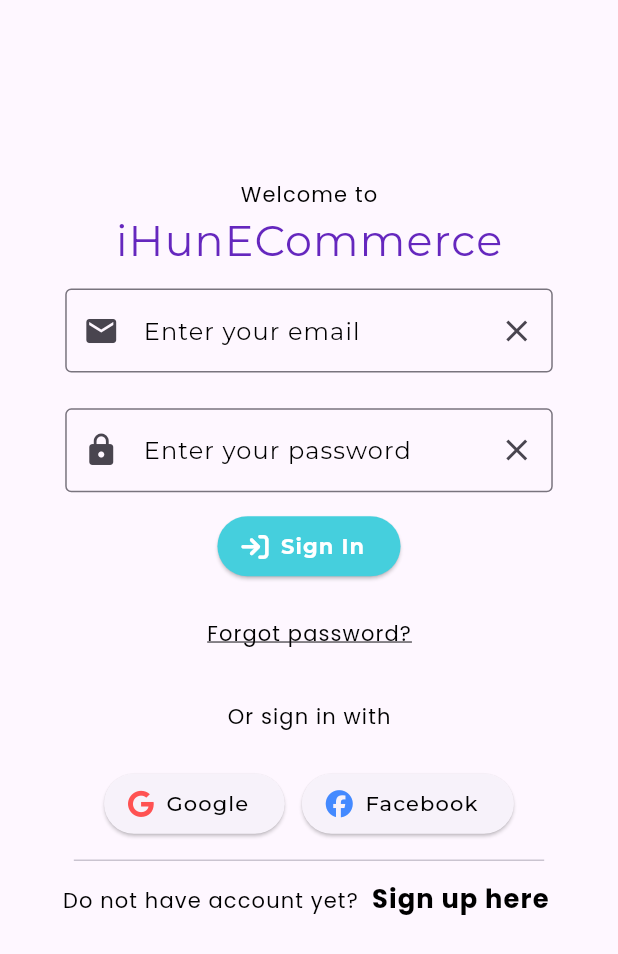
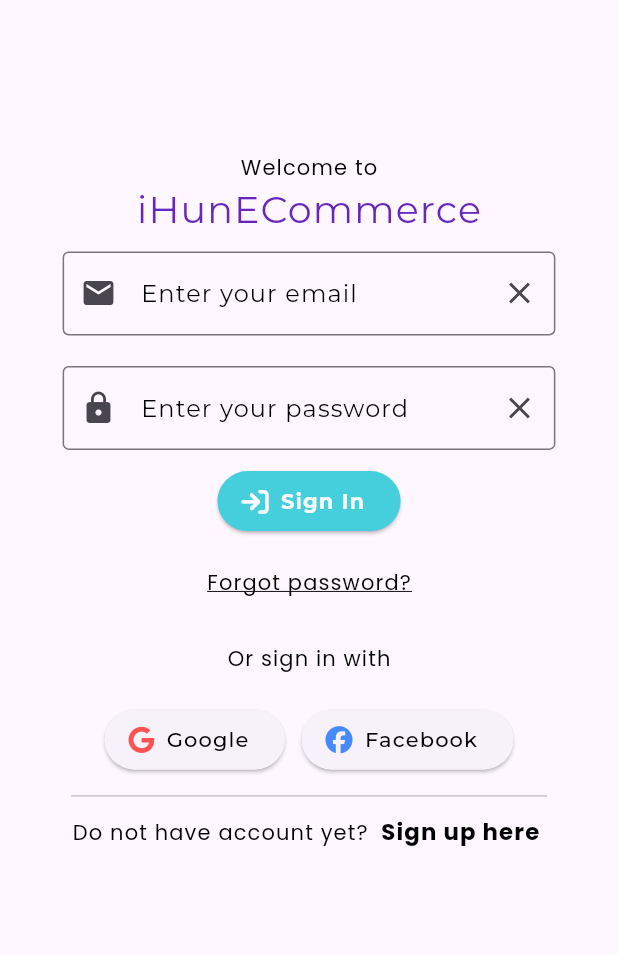
Before and after one commit to Hung6129/ihun_commerce, a Flutter app: the screen it shows after launch, on a phone screen of 412 x 824 dp. Shown: the top 954 px of the screen. Run offline on Flutter 3.47's test engine with Material 2 defaults, Android fonts, the phone set to English and light mode, and no system bars; our stand-ins replace bloc, cached_network_image, carousel_slider, dots_indicator, firebase_auth, firebase_core and 7 more; accounts and stored records are empty.

Commit message:
minor update

```diff
--- a/lib/config/components.dart
+++ b/lib/config/components.dart
@@ -15,12 +15,6 @@ const List<NavigationDestination> appBarDestinations = [
   ),
   NavigationDestination(
     tooltip: '',
-    icon: Icon(Icons.shopping_bag_outlined),
-    label: 'Cart',
-    selectedIcon: Icon(Icons.shopping_bag),
-  ),
-  NavigationDestination(
-    tooltip: '',
     icon: Icon(Icons.person_2_outlined),
     label: 'Profile',
     selectedIcon: Icon(Icons.person_2),
--- a/lib/config/palettes.dart
+++ b/lib/config/palettes.dart
@@ -4,6 +4,7 @@ class Palettes {
   /// Text color
   static const Color textWhite = Color(0xFFFFFFFF);
   static const Color textBlack = Color(0xFF000000);
+  static const Color textGrey = Color(0xFF9E9E9E);
 
   /// Main palette
   static const Color p1 = Color(0xFF6527BE);
--- a/lib/core/services/storage_services.dart
+++ b/lib/config/services/storage_services.dart
@@ -1,4 +1,4 @@
-import 'package:ihun_commerce/core/services/constant.dart';
+import 'package:ihun_commerce/config/services/constant.dart';
 import 'package:shared_preferences/shared_preferences.dart';
 
 class StorageServices {
--- /dev/null
+++ b/lib/config/services/urls.dart
@@ -0,0 +1,4 @@
+class AppUrls {
+  static const String baseUrl = "localhost:3108";
+  static const String productsUrl = "/api/products";
+}
--- a/lib/features/authenticate/authenticate_repo.dart
+++ b/lib/features/authenticate/authenticate_repo.dart
@@ -5,7 +5,7 @@ import 'package:flutter_bloc/flutter_bloc.dart';
 import 'package:google_sign_in/google_sign_in.dart';
 
 import 'package:ihun_commerce/config/palettes.dart';
-import 'package:ihun_commerce/core/services/constant.dart';
+import 'package:ihun_commerce/config/services/constant.dart';
 import 'package:ihun_commerce/global.dart';
 
 import '../../../config/widgets/flutter_toast.dart';
--- a/lib/features/main_page/main_page.dart
+++ b/lib/features/main_page/main_page.dart
@@ -4,7 +4,6 @@ import 'package:flutter_screenutil/flutter_screenutil.dart';
 import 'package:ihun_commerce/config/components.dart';
 import 'package:ihun_commerce/config/palettes.dart';
 
-import '../cart/cart_page.dart';
 import '../favorite/favorite_page.dart';
 import '../home/home_page.dart';
 import '../profile/profile_page.dart';
@@ -28,7 +27,6 @@ class _MainPageState extends State<MainPage> {
     pageWidget = [
       const HomePage(),
       const FavoritePage(),
-      const CartPage(),
       const ProfilePage(),
     ];
   }
@@ -44,7 +42,7 @@ class _MainPageState extends State<MainPage> {
               navDrawerIndex = selectedIndex;
             });
           },
-          height: 50.h,
+          height: 55.h,
           indicatorColor: Palettes.p3,
           surfaceTintColor: Palettes.textWhite,
           selectedIndex: navDrawerIndex,
--- a/lib/features/profile/setting_profile/setting_page.dart
+++ b/lib/features/profile/setting_profile/setting_page.dart
@@ -5,7 +5,7 @@ import 'package:ihun_commerce/global.dart';
 import 'package:ihun_commerce/config/routes/app_routes_name.dart';
 
 
-import '../../../core/services/constant.dart';
+import '../../../config/services/constant.dart';
 import 'bloc/settings_bloc.dart';
 
 class SettingPage extends StatefulWidget {
--- a/lib/global.dart
+++ b/lib/global.dart
@@ -1,11 +1,10 @@
 import 'package:firebase_core/firebase_core.dart';
 import 'package:flutter/material.dart';
 
-import 'core/services/storage_services.dart';
+import 'config/services/storage_services.dart';
 
 class Global {
   static late StorageServices storageServices;
-
   static Future init() async {
     WidgetsFlutterBinding.ensureInitialized();
     await Firebase.initializeApp();
--- a/lib/main.dart
+++ b/lib/main.dart
@@ -18,6 +18,8 @@ class MyApp extends StatelessWidget {
   Widget build(BuildContext context) => MultiBlocProvider(
         providers: [...AppRoutesPages.allBlocProviders(context)],
         child: ScreenUtilInit(
+          designSize: const Size(375, 812),
+          minTextAdapt: true,
           builder: (context, child) => MaterialApp(
             title: 'iHun E-Commerce',
             debugShowCheckedModeBanner: false,
--- a/pubspec.yaml
+++ b/pubspec.yaml
@@ -41,13 +41,11 @@ dependencies:
 
   dio: ^5.1.2
 
-
   flutter_screenutil: ^5.8.4
   font_awesome_flutter: ^10.4.0
 
   firebase_core: ^2.14.0
   firebase_auth: ^4.6.3
-
 
   fluttertoast: ^8.2.2
   shared_preferences: ^2.2.0
```
Also changed, not shown: lib/config/text_styles.dart (+13 -0 lines), lib/config/services/constant.dart (renamed from lib/core/services/constant.dart), lib/models/product_model.dart (added), pubspec.lock.
